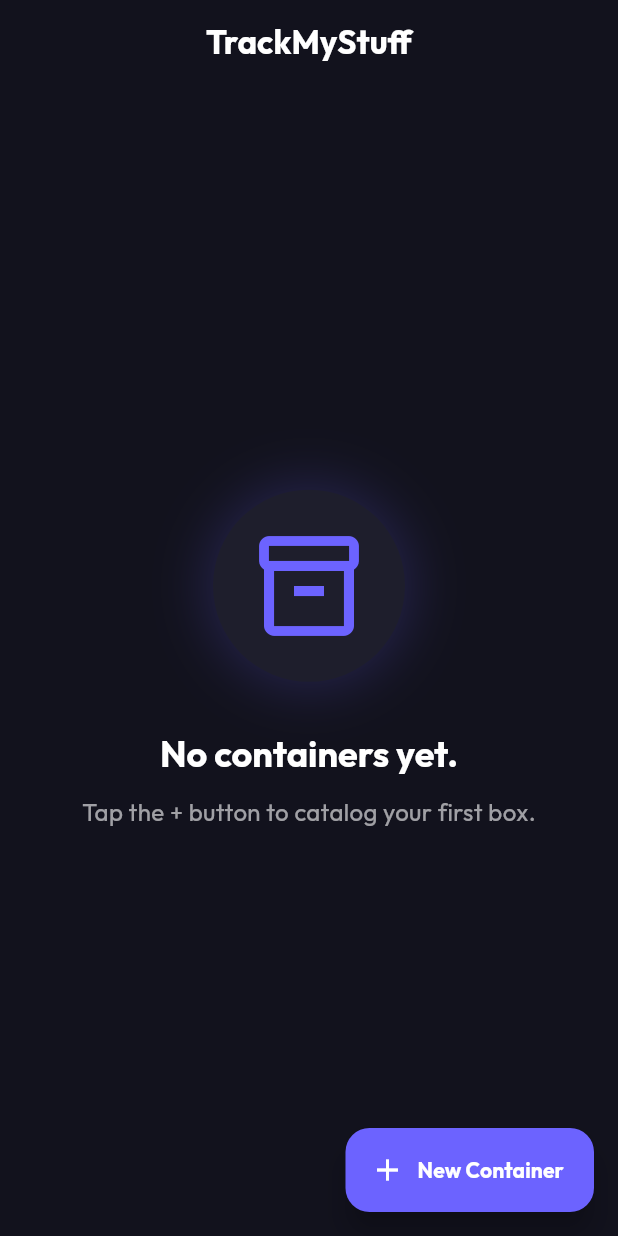
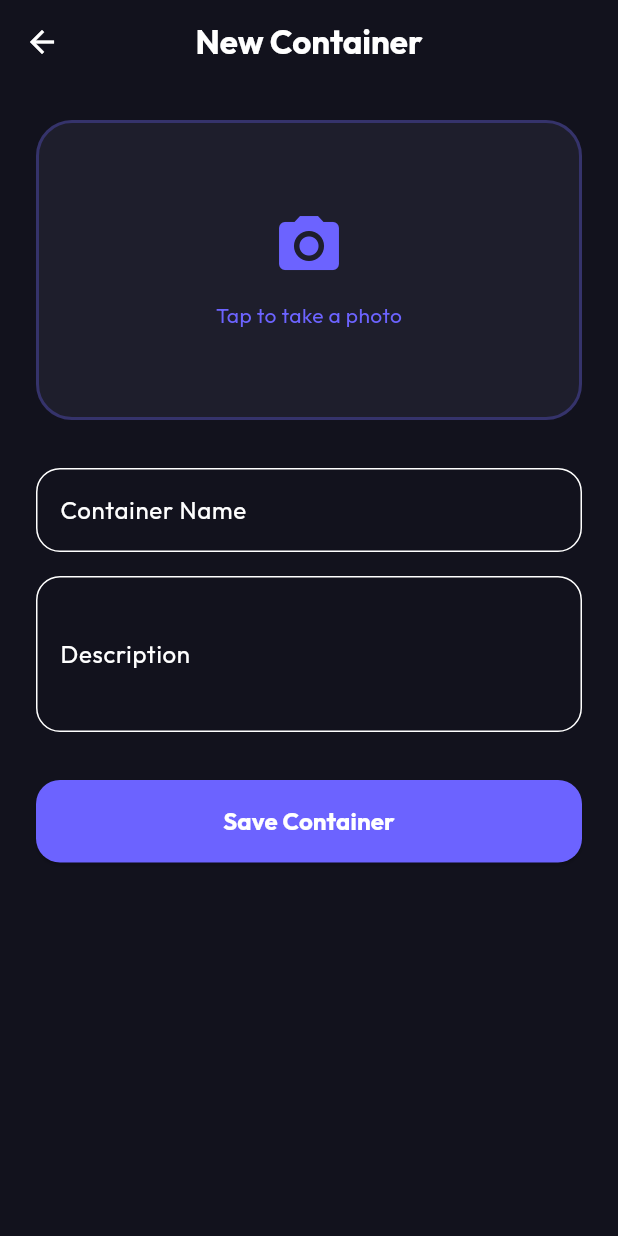
Before and after one commit to Sheetzam/track_my_stuff, a Flutter app: the screen it shows after launch, after a tap on "New Container", on a phone screen of 412 x 824 dp. Run offline on Flutter 3.47's test engine with Material 3 defaults, Android fonts, the phone set to English and light mode, and no system bars; our stand-ins replace flutter_riverpod, google_fonts, image_picker, objectbox, riverpod_annotation; generated files the repository leaves out were written again.

Commit message:
feat: implement Add Container feature with TDD and premium Deep Space UI

```diff
--- a/lib/core/theme/app_theme.dart
+++ b/lib/core/theme/app_theme.dart
@@ -20,10 +20,10 @@ class AppTheme {
         elevation: 0,
         centerTitle: true,
       ),
-      cardTheme: CardTheme(
+      cardTheme: CardThemeData(
         color: const Color(0xFF1E1E2C),
         elevation: 8,
-        shadowColor: Colors.black.withOpacity(0.5),
+        shadowColor: Colors.black.withValues(alpha: 0.5),
         shape: RoundedRectangleBorder(
           borderRadius: BorderRadius.circular(24),
         ),
--- /dev/null
+++ b/lib/features/items/presentation/add_container_screen.dart
@@ -0,0 +1,193 @@
+import 'dart:io';
+
+import 'package:flutter/material.dart';
+import 'package:flutter_riverpod/flutter_riverpod.dart';
+import 'package:image_picker/image_picker.dart';
+import 'package:track_my_stuff/features/items/domain/storage_container.dart';
+import 'package:track_my_stuff/features/items/providers/inventory_provider.dart';
+import 'package:uuid/uuid.dart';
+
+class AddContainerScreen extends ConsumerStatefulWidget {
+  const AddContainerScreen({super.key});
+
+  @override
+  ConsumerState<AddContainerScreen> createState() => _AddContainerScreenState();
+}
+
+class _AddContainerScreenState extends ConsumerState<AddContainerScreen> {
+  final _nameController = TextEditingController();
+  final _descController = TextEditingController();
+  File? _selectedImage;
+  bool _isSaving = false;
+
+  Future<void> _pickImage() async {
+    final picker = ImagePicker();
+
+    // Show a beautiful bottom sheet to choose source
+    final source = await showModalBottomSheet<ImageSource>(
+      context: context,
+      backgroundColor: const Color(0xFF1E1E2C),
+      shape: const RoundedRectangleBorder(
+        borderRadius: BorderRadius.vertical(top: Radius.circular(24)),
+      ),
+      builder: (context) => SafeArea(
+        child: Padding(
+          padding: const EdgeInsets.symmetric(vertical: 20),
+          child: Column(
+            mainAxisSize: MainAxisSize.min,
+            children: [
+              ListTile(
+                leading: const Icon(Icons.camera_alt, color: Color(0xFF6C63FF)),
+                title: const Text('Take Photo', style: TextStyle(color: Colors.white)),
+                onTap: () => Navigator.pop(context, ImageSource.camera),
+              ),
+              ListTile(
+                leading: const Icon(Icons.photo_library, color: Color(0xFF6C63FF)),
+                title: const Text('Choose from Gallery', style: TextStyle(color: Colors.white)),
+                onTap: () => Navigator.pop(context, ImageSource.gallery),
+              ),
+            ],
+          ),
+        ),
+      ),
+    );
+
+    if (source != null) {
+      try {
+        final pickedFile = await picker.pickImage(
+          source: source,
+          maxWidth: 1024,
+          maxHeight: 1024,
+          imageQuality: 85,
+        );
+
+        if (pickedFile != null) {
+          setState(() {
+            _selectedImage = File(pickedFile.path);
+          });
+        }
+      } on Exception catch (e) {
+        if (mounted) {
+          ScaffoldMessenger.of(context).showSnackBar(
+            SnackBar(content: Text('Error: $e')),
+          );
+        }
+      }
+    }
+  }
+
+  Future<void> _saveContainer() async {
+    if (_nameController.text.isEmpty) return;
+
+    setState(() => _isSaving = true);
+
+    final container = StorageContainer(
+      id: const Uuid().v4(),
+      name: _nameController.text,
+      description: _descController.text,
+      imageUrl: _selectedImage?.path ?? '', // In a real app we'd copy this to app docs directory
+      createdAt: DateTime.now(),
+    );
+
+    await ref.read(inventoryProvider.notifier).addContainer(container);
+
+    if (mounted) {
+      Navigator.pop(context);
+    }
+  }
+
+  @override
+  Widget build(BuildContext context) {
+    return Scaffold(
+      appBar: AppBar(
+        title: const Text('New Container', style: TextStyle(fontWeight: FontWeight.bold)),
+      ),
+      body: SingleChildScrollView(
+        padding: const EdgeInsets.all(24),
+        child: Column(
+          crossAxisAlignment: CrossAxisAlignment.stretch,
+          children: [
+            // Massive glowing photo card
+            Semantics(
+              identifier: 'image_picker_button',
+              child: GestureDetector(
+                onTap: _pickImage,
+                child: Container(
+                  height: 200,
+                  decoration: BoxDecoration(
+                    color: Theme.of(context).colorScheme.surface,
+                    borderRadius: BorderRadius.circular(24),
+                    border: Border.all(
+                      color: Theme.of(context).colorScheme.primary.withValues(alpha: 0.3),
+                      width: 2,
+                    ),
+                    image: _selectedImage != null
+                        ? DecorationImage(
+                            image: FileImage(_selectedImage!),
+                            fit: BoxFit.cover,
+                          )
+                        : null,
+                  ),
+                  child: _selectedImage == null
+                      ? Column(
+                          mainAxisAlignment: MainAxisAlignment.center,
+                          children: [
+                            Icon(Icons.camera_alt, size: 48, color: Theme.of(context).colorScheme.primary),
+                            const SizedBox(height: 12),
+                            Text(
+                              'Tap to take a photo',
+                              style: TextStyle(color: Theme.of(context).colorScheme.primary),
+                            ),
+                          ],
+                        )
+                      : null,
+                ),
+              ),
+            ),
+            const SizedBox(height: 32),
+            Semantics(
+              identifier: 'container_name_input',
+              child: TextField(
+                controller: _nameController,
+                decoration: const InputDecoration(
+                  labelText: 'Container Name',
+                  hintText: 'e.g., Garage Top Shelf',
+                  border: OutlineInputBorder(borderRadius: BorderRadius.all(Radius.circular(16))),
+                ),
+              ),
+            ),
+            const SizedBox(height: 16),
+            Semantics(
+              identifier: 'container_description_input',
+              child: TextField(
+                controller: _descController,
+                maxLines: 3,
+                decoration: const InputDecoration(
+                  labelText: 'Description',
+                  hintText: 'What goes in here?',
+                  border: OutlineInputBorder(borderRadius: BorderRadius.all(Radius.circular(16))),
+                ),
+              ),
+            ),
+            const SizedBox(height: 32),
+            Semantics(
+              identifier: 'save_container_button',
+              child: ElevatedButton(
+                onPressed: _isSaving ? null : _saveContainer,
+                style: ElevatedButton.styleFrom(
+                  backgroundColor: Theme.of(context).colorScheme.primary,
+                  foregroundColor: Colors.white,
+                  padding: const EdgeInsets.symmetric(vertical: 16),
+                  shape: RoundedRectangleBorder(borderRadius: BorderRadius.circular(16)),
+                ),
+                child: _isSaving
+                    ? const CircularProgressIndicator(color: Colors.white)
+                    : const Text('Save Container', style: TextStyle(fontSize: 16, fontWeight: FontWeight.bold)),
+              ),
+            ),
+          ],
+        ),
+      ),
+    );
+  }
+}
--- a/lib/features/items/presentation/home_screen.dart
+++ b/lib/features/items/presentation/home_screen.dart
@@ -1,5 +1,6 @@
 import 'package:flutter/material.dart';
 import 'package:flutter_riverpod/flutter_riverpod.dart';
+import 'package:track_my_stuff/features/items/presentation/add_container_screen.dart';
 
 class HomeScreen extends ConsumerWidget {
   const HomeScreen({super.key});
@@ -8,7 +9,10 @@ class HomeScreen extends ConsumerWidget {
   Widget build(BuildContext context, WidgetRef ref) {
     return Scaffold(
       appBar: AppBar(
-        title: const Text('TrackMyStuff', style: TextStyle(fontWeight: FontWeight.bold)),
+        title: Semantics(
+          identifier: 'home_screen_title',
+          child: const Text('TrackMyStuff', style: TextStyle(fontWeight: FontWeight.bold)),
+        ),
       ),
       body: Center(
         child: Column(
@@ -21,7 +25,7 @@ class HomeScreen extends ConsumerWidget {
                 shape: BoxShape.circle,
                 boxShadow: [
                   BoxShadow(
-                    color: Theme.of(context).colorScheme.primary.withOpacity(0.2),
+                    color: Theme.of(context).colorScheme.primary.withValues(alpha: 0.2),
                     blurRadius: 30,
                     spreadRadius: 5,
                   ),
@@ -34,31 +38,40 @@ class HomeScreen extends ConsumerWidget {
               ),
             ),
             const SizedBox(height: 32),
-            Text(
+            Semantics(
+              identifier: 'empty_state_text',
+              child: Text(
                 'No containers yet.',
                 style: Theme.of(context).textTheme.headlineSmall?.copyWith(
                   fontWeight: FontWeight.bold,
                   color: Colors.white,
                 ),
               ),
+            ),
             const SizedBox(height: 12),
             Text(
               'Tap the + button to catalog your first box.',
               style: TextStyle(
-                color: Colors.white.withOpacity(0.6),
+                color: Colors.white.withValues(alpha: 0.6),
                 fontSize: 16,
               ),
             ),
           ],
         ),
       ),
-      floatingActionButton: FloatingActionButton.extended(
-        onPressed: () {
-          // TODO(sheetzam): Navigate to add container screen
+      floatingActionButton: Semantics(
+        identifier: 'add_container_fab',
+        child: FloatingActionButton.extended(
+          onPressed: () async {
+            await Navigator.push<void>(
+              context,
+              MaterialPageRoute<void>(builder: (context) => const AddContainerScreen()),
+            );
           },
           icon: const Icon(Icons.add),
           label: const Text('New Container', style: TextStyle(fontWeight: FontWeight.bold)),
         ),
+      ),
     );
   }
 }
--- a/lib/features/items/providers/inventory_provider.dart
+++ b/lib/features/items/providers/inventory_provider.dart
@@ -3,6 +3,7 @@ import 'package:riverpod_annotation/riverpod_annotation.dart';
 import 'package:track_my_stuff/core/interfaces/embedding_engine_interface.dart';
 import 'package:track_my_stuff/core/interfaces/local_database_interface.dart';
 import 'package:track_my_stuff/features/items/domain/item.dart';
+import 'package:track_my_stuff/features/items/domain/storage_container.dart';
 
 part 'inventory_provider.g.dart';
 
@@ -29,6 +30,14 @@ class Inventory extends _$Inventory {
     // Initial state is just empty/ready
   }
 
+  Future<void> addContainer(StorageContainer container) async {
+    state = const AsyncLoading();
+    state = await AsyncValue.guard(() async {
+      final db = ref.read(localDatabaseProvider);
+      await db.saveContainer(container);
+    });
+  }
+
   Future<void> addItem(Item item) async {
     // Set state to loading while we perform the database operation
     state = const AsyncLoading();
--- a/pubspec.yaml
+++ b/pubspec.yaml
@@ -33,10 +33,12 @@ dependencies:
     sdk: flutter
   flutter_riverpod: ^3.3.1
   google_fonts: ^8.1.0
+  image_picker: any
   objectbox: any
   objectbox_flutter_libs: any
   path_provider: any
   riverpod_annotation: ^4.0.2
+  uuid: any
 
 dev_dependencies:
   build_runner: any
```
Also changed, not shown: .maestro/add_container.yaml (added), .maestro/hello_world.yaml (deleted), .maestro/home_screen.yaml (added), lib/features/items/providers/inventory_provider.g.dart, lib/objectbox.g.dart, pubspec.lock, 13 other files. Lines whose indentation alone changed are shown as unchanged.
